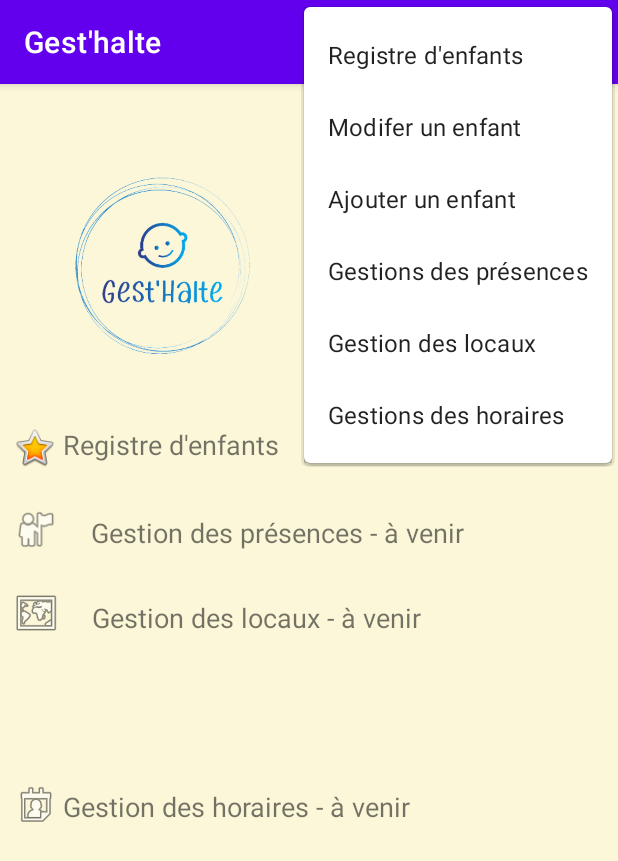
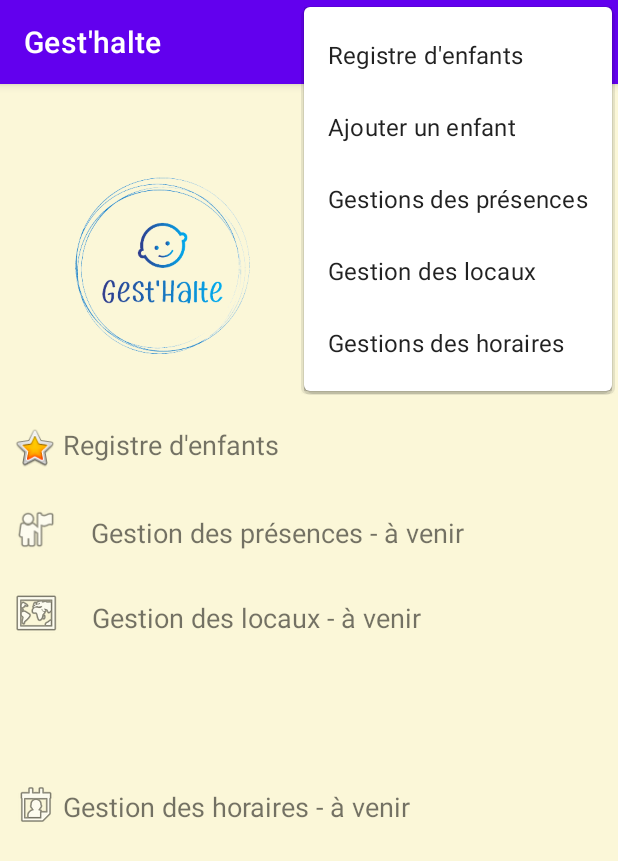
Before and after one commit to PolyYann/Gesthalte, an Android app: the screen it shows after launch (MainActivity), with the options menu open, on a phone screen of 412 x 824 dp. Shown: the top 861 px of the screen. Run offline under Robolectric (Android 15) with nearby library versions, the phone set to English and light mode, and no system bars.

Commit message:
Mel - modif menu

```diff
--- a/app/src/main/java/com/lebeau/gesthalte/AjouterActivity.java
+++ b/app/src/main/java/com/lebeau/gesthalte/AjouterActivity.java
@@ -99,10 +99,6 @@ public class AjouterActivity extends AppCompatActivity {
                 monIntent = new Intent(this, RegistreActivity.class);
                 startActivity(monIntent);
                 break;
-            case R.id.menuModifier:
-                monIntent = new Intent(this, ModifierActivity.class);
-                startActivity(monIntent);
-                break;
             case R.id.menuAjouter:
                 monIntent = new Intent(this, AjouterActivity.class);
                 startActivity(monIntent);
--- a/app/src/main/java/com/lebeau/gesthalte/ModifierActivity.java
+++ b/app/src/main/java/com/lebeau/gesthalte/ModifierActivity.java
@@ -118,10 +118,6 @@ public class ModifierActivity extends AppCompatActivity {
                 monIntent = new Intent(this, RegistreActivity.class);
                 startActivity(monIntent);
                 break;
-            case R.id.menuModifier:
-                monIntent = new Intent(this, ModifierActivity.class);
-                startActivity(monIntent);
-                break;
             case R.id.menuAjouter:
                 monIntent = new Intent(this, AjouterActivity.class);
                 startActivity(monIntent);
--- a/app/src/main/java/com/lebeau/gesthalte/RegistreActivity.java
+++ b/app/src/main/java/com/lebeau/gesthalte/RegistreActivity.java
@@ -74,10 +74,6 @@ public class RegistreActivity extends AppCompatActivity {
                 monIntent = new Intent(this, RegistreActivity.class);
                 startActivity(monIntent);
                 break;
-            case R.id.menuModifier:
-                monIntent = new Intent(this, ModifierActivity.class);
-                startActivity(monIntent);
-                break;
             case R.id.menuAjouter:
                 monIntent = new Intent(this, AjouterActivity.class);
                 startActivity(monIntent);
--- a/app/src/main/res/layout/activity_main.xml
+++ b/app/src/main/res/layout/activity_main.xml
@@ -18,6 +18,7 @@
         android:layout_marginEnd="130dp"
         android:text="@string/roomManagement_Construction"
         android:textSize="18sp"
+        android:clikable="true"
         app:layout_constraintEnd_toEndOf="parent"
         app:layout_constraintStart_toEndOf="@+id/imgLocaux"
         app:layout_constraintTop_toBottomOf="@+id/lblModNom" />
@@ -31,6 +32,7 @@
         android:layout_marginEnd="102dp"
         android:text="@string/presenceManagement_Construction"
         android:textSize="18sp"
+        android:clikable="true"
         app:layout_constraintEnd_toEndOf="parent"
         app:layout_constraintStart_toEndOf="@+id/imgPresences"
         app:layout_constraintTop_toBottomOf="@+id/txtModifier" />
@@ -45,6 +47,7 @@
         android:layout_marginBottom="200dp"
         android:text="@string/schedulePlanning_Construction"
         android:textSize="18sp"
+        android:clikable="true"
         app:layout_constraintBottom_toBottomOf="parent"
         app:layout_constraintEnd_toEndOf="parent"
         app:layout_constraintStart_toEndOf="@+id/imgHoraires"
@@ -90,6 +93,7 @@
         android:layout_marginTop="32dp"
         android:layout_marginEnd="179dp"
         android:text="@string/kidRegister"
+        android:clikable="true"
         android:textSize="18sp"
         app:layout_constraintEnd_toEndOf="parent"
         app:layout_constraintStart_toEndOf="@+id/imgRegistre"
--- a/app/src/main/res/menu/menu.xml
+++ b/app/src/main/res/menu/menu.xml
@@ -12,9 +12,6 @@
         android:id="@+id/menuRegistre"
         android:title="@string/kidRegister" />
     <item
-        android:id="@+id/menuModifier"
-        android:title="@string/modifyKid" />
-    <item
         android:id="@+id/menuAjouter"
         android:title="@string/addKid" />
     <item
--- a/app/src/main/res/values/strings.xml
+++ b/app/src/main/res/values/strings.xml
@@ -27,5 +27,7 @@
     <string name="presenceManagement">Gestions des présences</string>
     <string name="scheduleManagement">Gestions des horaires</string>
     <string name="btnEnregistrer">Enregistrer</string>
-    <string name="presence">Présent</string>
+    <string name="modifier">Modifier</string>
+    <string name="add">Ajouter</string>
+    <string name="childRegister">Registre des enfants</string>
 </resources>
```
Also changed, not shown: app/src/main/java/com/lebeau/gesthalte/MainActivity.java (+3 -4 lines), app/src/main/res/layout/activity_registre.xml (+5 -3 lines).
